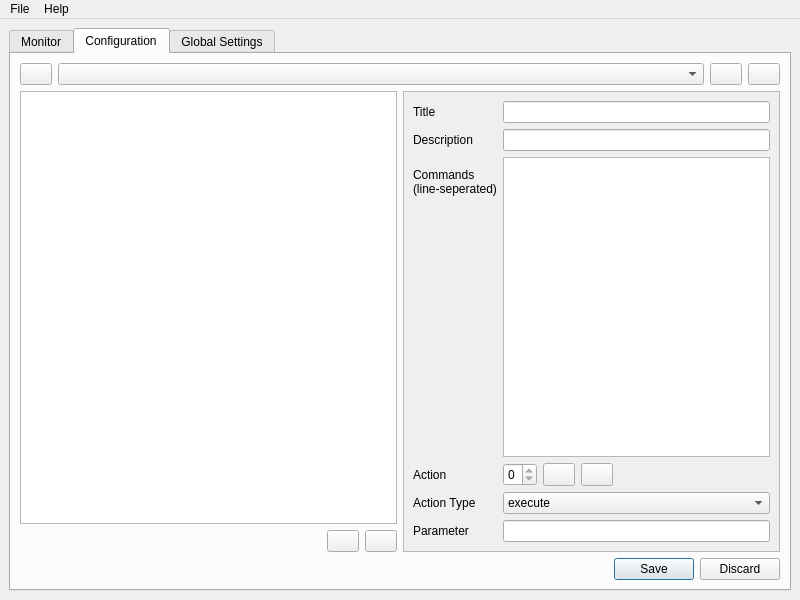
This is ui/manager.ui in nalquas/vokey as Qt 5 draws it before an edit. The edited form follows.
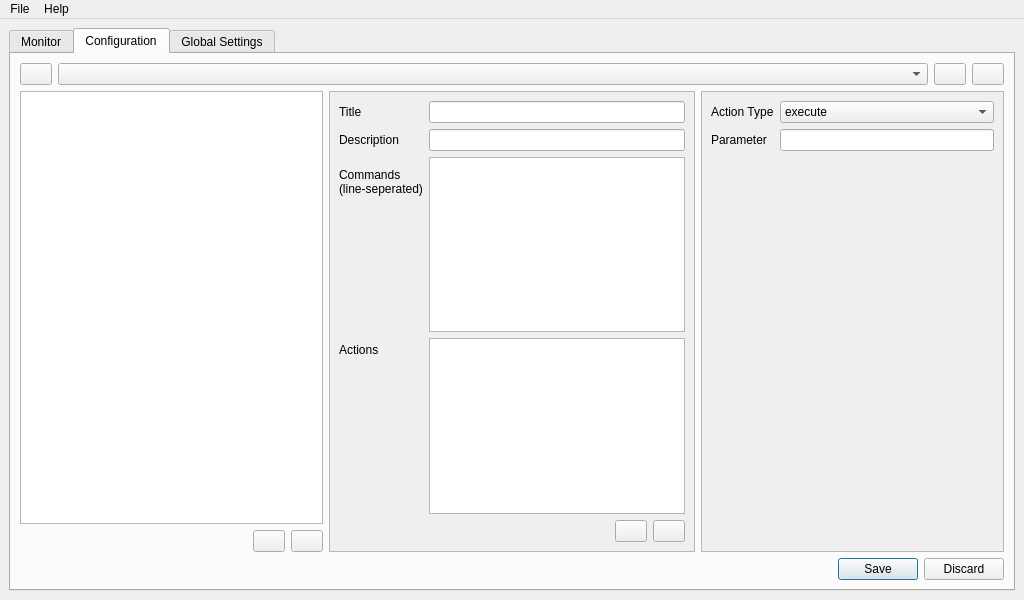
This is the edited form. The open tabs and pages were chosen to show the change. Icons and pictures are not drawn.

Commit message: GUI now has a listWidget for selecting actions

Patch:
```diff
--- a/ui/manager.ui
+++ b/ui/manager.ui
@@ -6,7 +6,7 @@
    <rect>
     <x>0</x>
     <y>0</y>
-    <width>800</width>
+    <width>1024</width>
     <height>600</height>
    </rect>
   </property>
@@ -351,7 +351,7 @@
               <rect>
                <x>0</x>
                <y>0</y>
-               <width>376</width>
+               <width>370</width>
                <height>425</height>
               </rect>
              </property>
@@ -402,11 +402,11 @@
               <item row="3" column="0">
                <widget class="QLabel" name="label_5">
                 <property name="text">
-                 <string>Action</string>
+                 <string>Actions</string>
                 </property>
                </widget>
               </item>
-              <item row="3" column="1">
+              <item row="4" column="1">
                <layout class="QHBoxLayout" name="horizontalLayout_4">
                 <property name="topMargin">
                  <number>0</number>
@@ -415,17 +415,17 @@
                  <number>0</number>
                 </property>
                 <item>
-                 <widget class="QSpinBox" name="spinBox_action">
-                  <property name="toolTip">
-                   <string>&lt;html&gt;&lt;head/&gt;&lt;body&gt;&lt;p&gt;Edit action number X&lt;/p&gt;&lt;/body&gt;&lt;/html&gt;</string>
+                 <spacer name="horizontalSpacer_3">
+                  <property name="orientation">
+                   <enum>Qt::Horizontal</enum>
                   </property>
-                  <property name="suffix">
-                   <string/>
+                  <property name="sizeHint" stdset="0">
+                   <size>
+                    <width>40</width>
+                    <height>20</height>
+                   </size>
                   </property>
-                  <property name="maximum">
-                   <number>0</number>
-                  </property>
-                 </widget>
+                 </spacer>
                 </item>
                 <item>
                  <widget class="QPushButton" name="pushButton_add_action">
@@ -479,29 +479,42 @@
                   </property>
                  </widget>
                 </item>
-                <item>
-                 <spacer name="horizontalSpacer_3">
-                  <property name="orientation">
-                   <enum>Qt::Horizontal</enum>
-                  </property>
-                  <property name="sizeHint" stdset="0">
-                   <size>
-                    <width>40</width>
-                    <height>20</height>
-                   </size>
-                  </property>
-                 </spacer>
-                </item>
                </layout>
               </item>
-              <item row="5" column="0">
+              <item row="3" column="1">
+               <widget class="QListWidget" name="listWidget_action">
+                <property name="toolTip">
+                 <string>&lt;html&gt;&lt;head/&gt;&lt;body&gt;&lt;p&gt;List of actions of this event&lt;/p&gt;&lt;/body&gt;&lt;/html&gt;</string>
+                </property>
+               </widget>
+              </item>
+             </layout>
+            </widget>
+           </widget>
+          </item>
+          <item>
+           <widget class="QScrollArea" name="scrollArea_3">
+            <property name="widgetResizable">
+             <bool>true</bool>
+            </property>
+            <widget class="QWidget" name="scrollAreaWidgetContents_3">
+             <property name="geometry">
+              <rect>
+               <x>0</x>
+               <y>0</y>
+               <width>298</width>
+               <height>425</height>
+              </rect>
+             </property>
+             <layout class="QFormLayout" name="formLayout">
+              <item row="0" column="0">
                <widget class="QLabel" name="label_6">
                 <property name="text">
                  <string>Action Type</string>
                 </property>
                </widget>
               </item>
-              <item row="5" column="1">
+              <item row="0" column="1">
                <widget class="QComboBox" name="comboBox_action_type">
                 <property name="sizePolicy">
                  <sizepolicy hsizetype="Preferred" vsizetype="Fixed">
@@ -542,14 +555,14 @@
                 </item>
                </widget>
               </item>
-              <item row="6" column="0">
-               <widget class="QLabel" name="label_7">
+              <item row="1" column="0">
+               <widget class="QLabel" name="label_action_parameter">
                 <property name="text">
                  <string>Parameter</string>
                 </property>
                </widget>
               </item>
-              <item row="6" column="1">
+              <item row="1" column="1">
                <widget class="QLineEdit" name="lineEdit_action_parameter">
                 <property name="toolTip">
                  <string>&lt;html&gt;&lt;head/&gt;&lt;body&gt;&lt;p&gt;Type-specific parameters of the selected action&lt;/p&gt;&lt;/body&gt;&lt;/html&gt;</string>
@@ -644,7 +657,7 @@
     <rect>
      <x>0</x>
      <y>0</y>
-     <width>800</width>
+     <width>1024</width>
      <height>30</height>
     </rect>
    </property>
```
Left out of the diff: 4 changed lines with no effect on the pictures. The commit also changes 1 other file.
